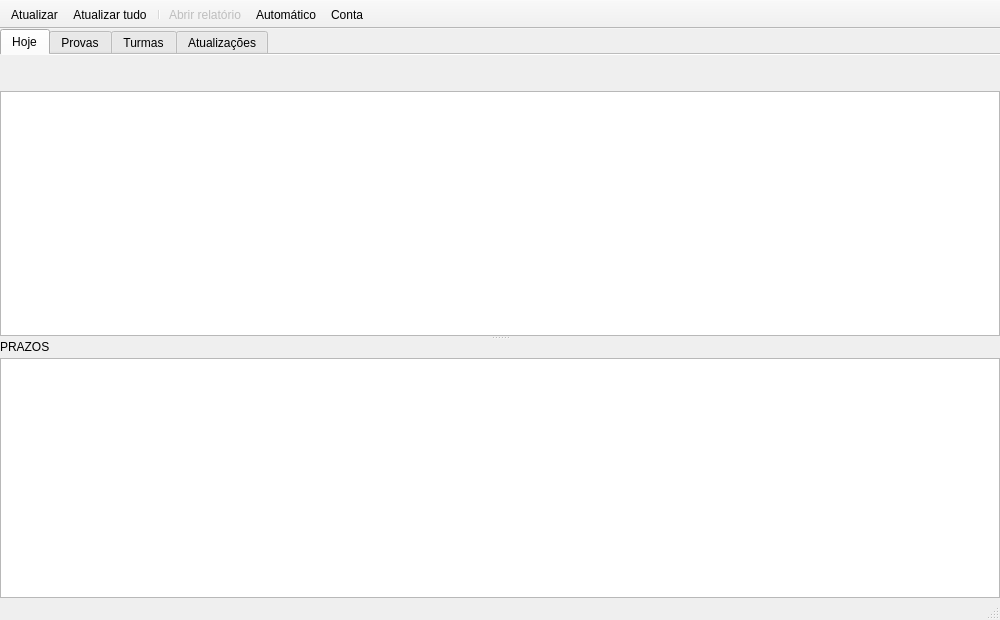
Before: the Qt Designer form src/ui/forms/JanelaPrincipal.ui in matheus-fsc/Sigaa-Desktop-Viewer, drawn with Qt 5.
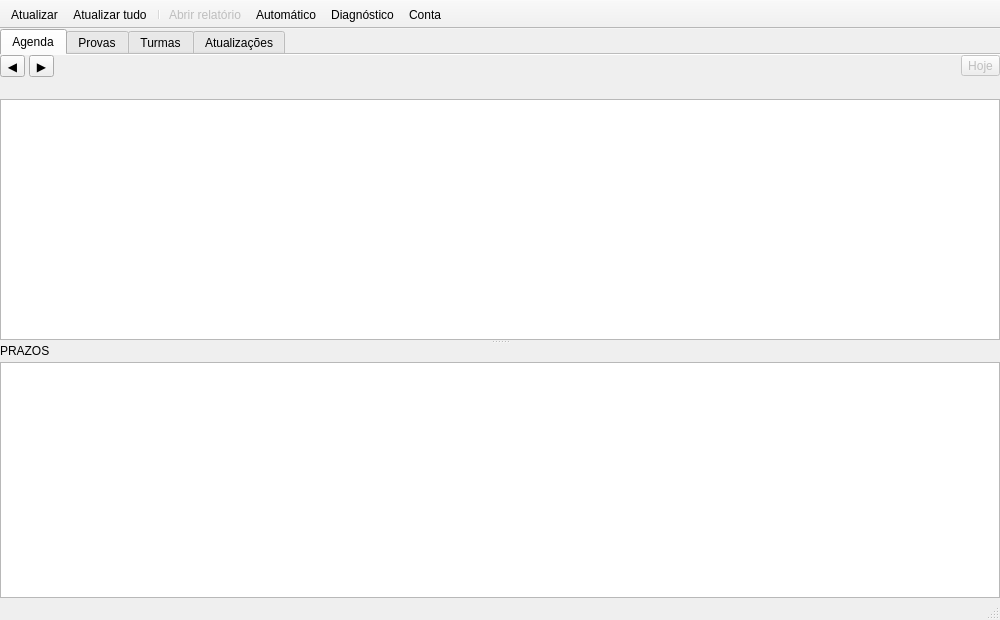
After: the same form once the commit is applied. Custom widgets are drawn as their Qt base class.

Commit message: feat: agenda semanal, diagnostico de trafego e empacotamento Linux

What changed in the file:
```diff
--- a/src/ui/forms/JanelaPrincipal.ui
+++ b/src/ui/forms/JanelaPrincipal.ui
@@ -40,7 +40,7 @@
       </property>
       <widget class="QWidget" name="abaHoje">
        <attribute name="title">
-        <string>Hoje</string>
+        <string>Agenda</string>
        </attribute>
        <layout class="QVBoxLayout" name="layoutHoje">
         <property name="spacing">
@@ -81,14 +81,73 @@
              <number>0</number>
             </property>
             <item>
-             <widget class="QLabel" name="rotuloDia">
-              <property name="classe" stdset="0">
-               <string>tituloTurma</string>
+             <layout class="QHBoxLayout" name="layoutNavAgenda">
+              <property name="spacing">
+               <number>4</number>
               </property>
-              <property name="text">
-               <string notr="true"/>
-              </property>
-             </widget>
+              <item>
+               <widget class="QToolButton" name="botaoSemanaAnterior">
+                <property name="text">
+                 <string notr="true">◀</string>
+                </property>
+                <property name="toolTip">
+                 <string>Semana anterior (Alt+←). Também funciona com rolagem horizontal sobre a lista.</string>
+                </property>
+                <property name="autoRepeat">
+                 <bool>true</bool>
+                </property>
+               </widget>
+              </item>
+              <item>
+               <widget class="QToolButton" name="botaoSemanaSeguinte">
+                <property name="text">
+                 <string notr="true">▶</string>
+                </property>
+                <property name="toolTip">
+                 <string>Próxima semana (Alt+→). Também funciona com rolagem horizontal sobre a lista.</string>
+                </property>
+                <property name="autoRepeat">
+                 <bool>true</bool>
+                </property>
+               </widget>
+              </item>
+              <item>
+               <widget class="QLabel" name="rotuloDia">
+                <property name="classe" stdset="0">
+                 <string>tituloTurma</string>
+                </property>
+                <property name="text">
+                 <string notr="true"/>
+                </property>
+               </widget>
+              </item>
+              <item>
+               <spacer name="espacoAgenda">
+                <property name="orientation">
+                 <enum>Qt::Horizontal</enum>
+                </property>
+                <property name="sizeHint" stdset="0">
+                 <size>
+                  <width>0</width>
+                  <height>20</height>
+                 </size>
+                </property>
+               </spacer>
+              </item>
+              <item>
+               <widget class="QToolButton" name="botaoHoje">
+                <property name="enabled">
+                 <bool>false</bool>
+                </property>
+                <property name="text">
+                 <string>Hoje</string>
+                </property>
+                <property name="toolTip">
+                 <string>Volta para a semana atual.</string>
+                </property>
+               </widget>
+              </item>
+             </layout>
             </item>
             <item>
              <widget class="QLabel" name="rotuloResumoDia">
@@ -669,6 +728,7 @@
    <addaction name="separator"/>
    <addaction name="acRelatorio"/>
    <addaction name="acAuto"/>
+   <addaction name="acDiagnostico"/>
    <addaction name="acConta"/>
   </widget>
   <action name="acAtualizar">
@@ -698,6 +758,14 @@
     <string>Abre no navegador o relatório HTML gerado no último sync.</string>
    </property>
   </action>
+  <action name="acDiagnostico">
+   <property name="text">
+    <string>Diagnóstico</string>
+   </property>
+   <property name="toolTip">
+    <string>Mostra todas as requisições feitas ao SIGAA, ao vivo: ritmo, repetições e o que o servidor respondeu. É onde se vê um laço antes de ele virar bloqueio de conta.</string>
+   </property>
+  </action>
   <action name="acAuto">
    <property name="checkable">
     <bool>true</bool>
```
Left out of the diff: 2 changed lines with no effect on the pictures. The commit also changes 19 other files.
